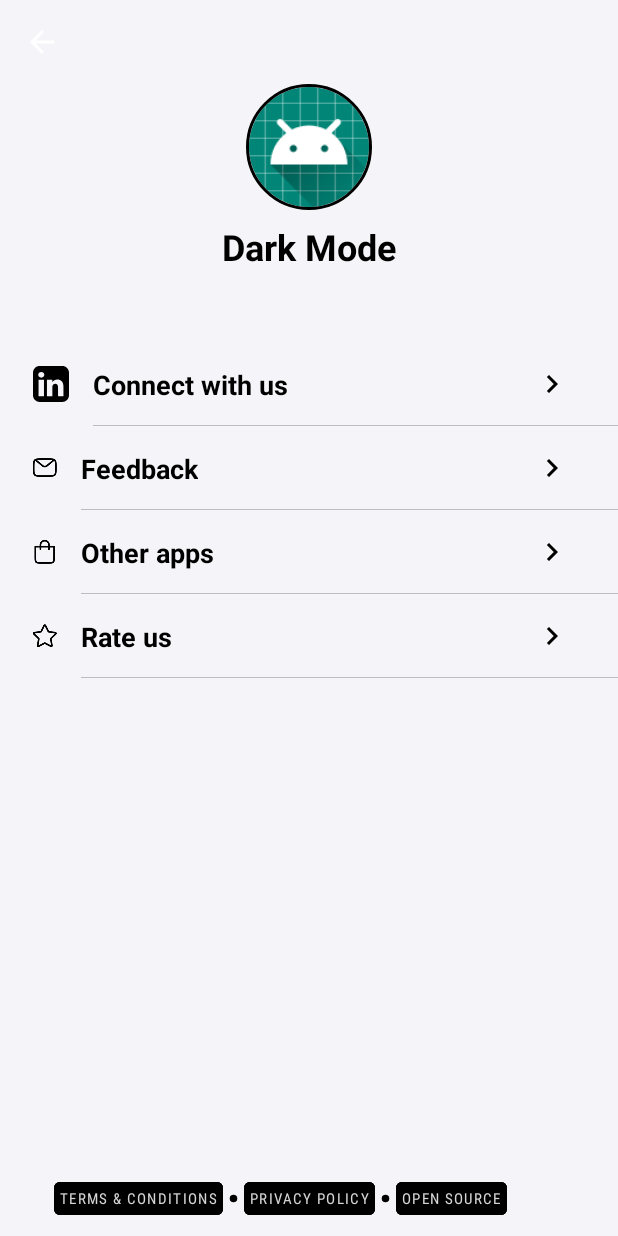
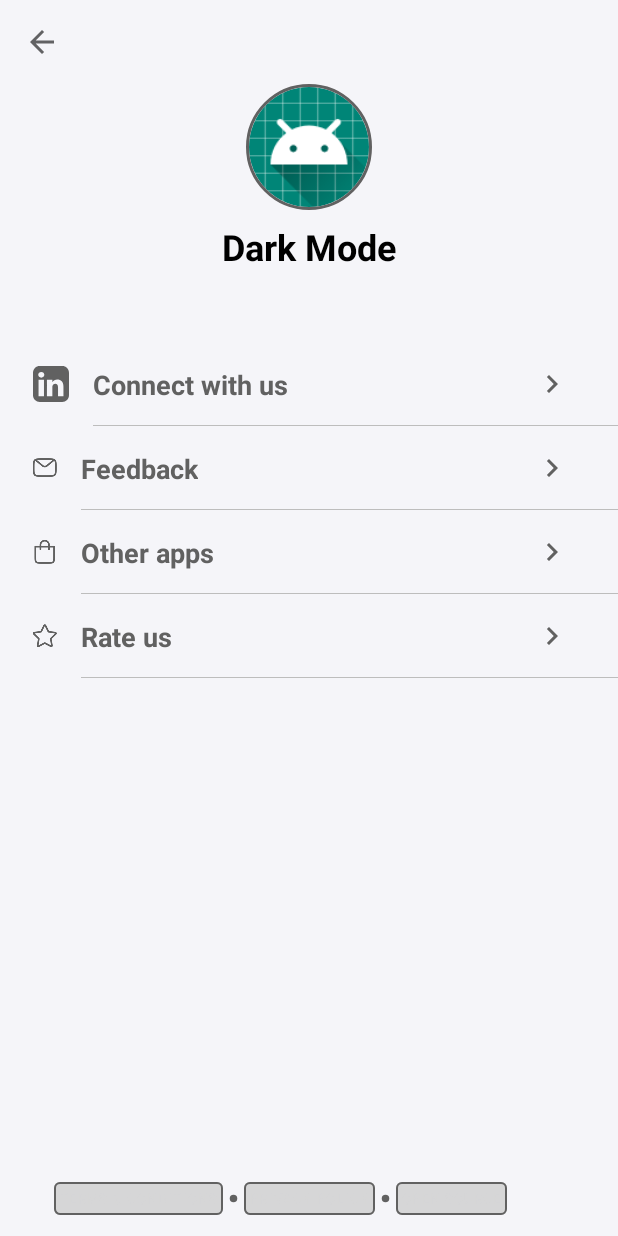
Before and after one commit to firefinchdev/dark-mode-app, an Android app: the AboutActivity screen opened directly, with no data from a screen before it, on a phone screen of 412 x 824 dp. Run offline under Robolectric (Android 15) with nearby library versions, the phone set to English and light mode, and no system bars; our stand-ins replace CircleImageView; libraries missing offline, so code that uses them is left out: com.google.android.gms.

Commit message:
Theme adaption to day mode

```diff
--- a/app/src/main/java/com/softinit/darkmode/InformationActivity.kt
+++ b/app/src/main/java/com/softinit/darkmode/InformationActivity.kt
@@ -18,6 +18,7 @@ class InformationActivity : AppCompatActivity() {
         super.onCreate(savedInstanceState)
         setContentView(R.layout.activity_information)
         setSupportActionBar(toolbar)
+        supportActionBar?.title = ""
         supportActionBar?.setDisplayHomeAsUpEnabled(true)
         supportActionBar?.setHomeButtonEnabled(true)
         when(intent?.getIntExtra("type", UI_MODE_NIGHT_UNDEFINED)){
--- a/app/src/main/java/com/softinit/darkmode/MainActivity.kt
+++ b/app/src/main/java/com/softinit/darkmode/MainActivity.kt
@@ -74,6 +74,7 @@ class MainActivity : AppCompatActivity() {
         ivIconMenu.setOnClickListener {
             drawer_layout.openDrawer(Gravity.LEFT)
         }
+        setInitialMode()
     }
 
     private fun setInitialMode(){
--- a/app/src/main/res/layout/activity_about.xml
+++ b/app/src/main/res/layout/activity_about.xml
@@ -13,10 +13,10 @@
         android:layout_height="?attr/actionBarSize"
         android:background="@color/appBg"
         android:minHeight="?actionBarSize"
-        android:theme="?actionBarTheme"
+        android:theme="@style/ThemeOverlay.AppCompat"
         app:layout_constraintTop_toTopOf="parent"
         app:popupTheme="?actionBarPopupTheme"
-        app:titleTextColor="@color/titleTextColor" />
+        app:itemTextColor="@color/itemTextColor" />
 
     <View
         android:id="@+id/viewBg"
@@ -47,7 +47,7 @@
         android:layout_height="wrap_content"
         android:layout_marginTop="@dimen/margin_tiny"
         android:paddingBottom="@dimen/margin_post_medium"
-        android:textColor="@color/titleTextColor"
+        android:textColor="@color/itemTextColor"
         app:layout_constraintEnd_toEndOf="parent"
         app:layout_constraintStart_toStartOf="parent"
         app:layout_constraintTop_toBottomOf="@id/tvAppName"
@@ -58,7 +58,7 @@
         android:layout_width="84dp"
         android:layout_height="84dp"
         android:src="@mipmap/ic_launcher"
-        app:civ_border_color="@color/titleTextColor"
+        app:civ_border_color="@color/itemTextColor"
         app:civ_border_width="2dp"
         app:layout_constraintEnd_toEndOf="parent"
         app:layout_constraintStart_toStartOf="parent"
@@ -78,7 +78,7 @@
             android:layout_height="wrap_content"
             android:layout_marginStart="@dimen/margin_pre_small"
             android:src="@drawable/ic_linkedin"
-            android:tint="@color/titleTextColor"
+            android:tint="@color/itemTextColor"
             app:layout_constraintBottom_toBottomOf="parent"
             app:layout_constraintStart_toStartOf="parent"
             app:layout_constraintTop_toTopOf="parent" />
@@ -88,7 +88,7 @@
             android:layout_width="wrap_content"
             android:layout_height="wrap_content"
             android:text="@string/connect_with_us"
-            android:textColor="@color/titleTextColor"
+            android:textColor="@color/itemTextColor"
             android:textSize="@dimen/text_size_xxnormal"
             android:textStyle="bold"
             app:layout_constraintBottom_toBottomOf="parent"
@@ -102,7 +102,7 @@
             android:layout_marginStart="@dimen/margin_medium"
             android:layout_marginEnd="@dimen/margin_medium"
             android:src="@drawable/ic_chevron_right_black_24dp"
-            android:tint="@color/titleTextColor"
+            android:tint="@color/itemTextColor"
             app:layout_constraintBottom_toBottomOf="parent"
             app:layout_constraintEnd_toEndOf="parent"
             app:layout_constraintTop_toTopOf="parent" />
@@ -130,7 +130,7 @@
             android:layout_height="wrap_content"
             android:layout_marginStart="@dimen/margin_pre_small"
             android:src="@drawable/contactus"
-            android:tint="@color/titleTextColor"
+            android:tint="@color/itemTextColor"
             app:layout_constraintBottom_toBottomOf="parent"
             app:layout_constraintStart_toStartOf="parent"
             app:layout_constraintTop_toTopOf="parent" />
@@ -140,7 +140,7 @@
             android:layout_width="wrap_content"
             android:layout_height="wrap_content"
             android:text="@string/feedback"
-            android:textColor="@color/titleTextColor"
+            android:textColor="@color/itemTextColor"
             android:textSize="@dimen/text_size_xxnormal"
             android:textStyle="bold"
             app:layout_constraintBottom_toBottomOf="parent"
@@ -154,7 +154,7 @@
             android:layout_marginStart="@dimen/margin_medium"
             android:layout_marginEnd="@dimen/margin_medium"
             android:src="@drawable/ic_chevron_right_black_24dp"
-            android:tint="@color/titleTextColor"
+            android:tint="@color/itemTextColor"
             app:layout_constraintBottom_toBottomOf="parent"
             app:layout_constraintEnd_toEndOf="parent"
             app:layout_constraintTop_toTopOf="parent" />
@@ -184,7 +184,7 @@
             android:layout_height="wrap_content"
             android:layout_marginStart="@dimen/margin_pre_small"
             android:src="@drawable/moreapps"
-            android:tint="@color/titleTextColor"
+            android:tint="@color/itemTextColor"
             app:layout_constraintBottom_toBottomOf="parent"
             app:layout_constraintStart_toStartOf="parent"
             app:layout_constraintTop_toTopOf="parent" />
@@ -194,7 +194,7 @@
             android:layout_width="wrap_content"
             android:layout_height="wrap_content"
             android:text="@string/other_apps"
-            android:textColor="@color/titleTextColor"
+            android:textColor="@color/itemTextColor"
             android:textSize="@dimen/text_size_xxnormal"
             android:textStyle="bold"
             app:layout_constraintBottom_toBottomOf="parent"
@@ -208,7 +208,7 @@
             android:layout_marginStart="@dimen/margin_medium"
             android:layout_marginEnd="@dimen/margin_medium"
             android:src="@drawable/ic_chevron_right_black_24dp"
-            android:tint="@color/titleTextColor"
+            android:tint="@color/itemTextColor"
             app:layout_constraintBottom_toBottomOf="parent"
             app:layout_constraintEnd_toEndOf="parent"
             app:layout_constraintTop_toTopOf="parent" />
@@ -238,7 +238,7 @@
             android:layout_marginStart="@dimen/margin_pre_small"
             android:padding="@dimen/margin_medium"
             android:src="@drawable/ratetheapp"
-            android:tint="@color/titleTextColor"
+            android:tint="@color/itemTextColor"
             app:layout_constraintBottom_toBottomOf="parent"
             app:layout_constraintStart_toStartOf="parent"
             app:layout_constraintTop_toTopOf="parent" />
@@ -248,7 +248,7 @@
             android:layout_width="wrap_content"
             android:layout_height="wrap_content"
             android:text="@string/rate_us"
-            android:textColor="@color/titleTextColor"
+            android:textColor="@color/itemTextColor"
             android:textSize="@dimen/text_size_xxnormal"
             android:textStyle="bold"
             app:layout_constraintBottom_toBottomOf="parent"
@@ -262,7 +262,7 @@
             android:layout_marginStart="@dimen/margin_medium"
             android:layout_marginEnd="@dimen/margin_medium"
             android:src="@drawable/ic_chevron_right_black_24dp"
-            android:tint="@color/titleTextColor"
+            android:tint="@color/itemTextColor"
             app:layout_constraintBottom_toBottomOf="parent"
             app:layout_constraintEnd_toEndOf="parent"
             app:layout_constraintTop_toTopOf="parent" />
@@ -280,14 +280,14 @@
 
     <com.google.android.material.button.MaterialButton
         android:id="@+id/btmTnC"
-        app:strokeColor="@color/titleTextColor"
+        app:strokeColor="@color/itemTextColor"
         style="@style/Widget.MaterialComponents.Button.OutlinedButton"
         android:layout_width="wrap_content"
         android:layout_height="wrap_content"
         android:layout_marginEnd="@dimen/margin_tiny"
         android:textAlignment="center"
         android:layout_marginBottom="@dimen/margin_small"
-        android:backgroundTint="@color/titleTextColor"
+        android:backgroundTint="@color/white"
         android:fontFamily="sans-serif-condensed"
         android:minWidth="@dimen/margin_tiny"
         android:minHeight="@dimen/margin_tiny"
@@ -305,20 +305,20 @@
         android:layout_marginStart="@dimen/margin_tiny"
         android:layout_marginEnd="@dimen/margin_tiny"
         android:src="@drawable/ic_circle_24dp"
-        android:tint="@color/titleTextColor"
+        android:tint="@color/itemTextColor"
         app:layout_constraintBottom_toBottomOf="@id/btmTnC"
         app:layout_constraintEnd_toStartOf="@id/btnPolicy"
         app:layout_constraintTop_toTopOf="@id/btmTnC" />
 
     <com.google.android.material.button.MaterialButton
         android:id="@+id/btnPolicy"
-        app:strokeColor="@color/titleTextColor"
+        app:strokeColor="@color/itemTextColor"
         style="@style/Widget.MaterialComponents.Button.OutlinedButton"
         android:layout_width="wrap_content"
         android:layout_height="wrap_content"
         android:layout_marginBottom="@dimen/margin_small"
         android:textAlignment="center"
-        android:backgroundTint="@color/titleTextColor"
+        android:backgroundTint="@color/white"
         android:fontFamily="sans-serif-condensed"
         android:padding="@dimen/margin_tiny"
         android:minWidth="@dimen/margin_tiny"
@@ -338,18 +338,18 @@
         android:layout_marginStart="@dimen/margin_tiny"
         android:layout_marginEnd="@dimen/margin_tiny"
         android:src="@drawable/ic_circle_24dp"
-        android:tint="@color/titleTextColor"
+        android:tint="@color/itemTextColor"
         app:layout_constraintBottom_toBottomOf="@id/btmTnC"
         app:layout_constraintStart_toEndOf="@id/btnPolicy"
         app:layout_constraintTop_toTopOf="@id/btmTnC" />
 
     <com.google.android.material.button.MaterialButton
         android:id="@+id/btnOpenSource"
-        app:strokeColor="@color/titleTextColor"
+        app:strokeColor="@color/itemTextColor"
         style="@style/Widget.MaterialComponents.Button.OutlinedButton"
         android:layout_width="wrap_content"
         android:layout_height="wrap_content"
-        android:backgroundTint="@color/titleTextColor"
+        android:backgroundTint="@color/white"
         android:textAlignment="center"
         android:fontFamily="sans-serif-condensed"
         android:layout_marginBottom="@dimen/margin_small"
--- a/app/src/main/res/layout/activity_information.xml
+++ b/app/src/main/res/layout/activity_information.xml
@@ -4,14 +4,15 @@
     xmlns:app="http://schemas.android.com/apk/res-auto"
     android:layout_width="match_parent"
     android:layout_height="match_parent"
-    android:background="@color/appBg"
+    android:background="@color/cardViewBg"
     android:orientation="vertical">
 
     <androidx.appcompat.widget.Toolbar
         android:id="@+id/toolbar"
+        app:title=""
         android:layout_width="match_parent"
         android:layout_height="?attr/actionBarSize"
-        android:background="@color/cardViewBg"
+        android:background="@color/appBg"
         app:popupTheme="@style/ThemeOverlay.AppCompat.Light">
 
         <com.google.android.material.textview.MaterialTextView
@@ -49,7 +50,7 @@
                 <com.google.android.material.card.MaterialCardView
                     android:layout_width="match_parent"
                     android:layout_height="wrap_content"
-                    app:cardBackgroundColor="@color/cardViewBg"
+                    app:cardBackgroundColor="@color/appBg"
                     app:cardCornerRadius="18dp"
                     app:cardElevation="0dp"
                     app:cardPreventCornerOverlap="false">
@@ -156,7 +157,7 @@
                     android:layout_height="wrap_content"
                     android:layout_marginTop="20dp"
                     android:layout_marginBottom="10dp"
-                    app:cardBackgroundColor="@color/cardViewBg"
+                    app:cardBackgroundColor="@color/appBg"
                     app:cardCornerRadius="18dp"
                     app:cardElevation="0dp"
                     app:cardPreventCornerOverlap="false">
@@ -219,7 +220,7 @@
                 <com.google.android.material.card.MaterialCardView
                     android:layout_width="match_parent"
                     android:layout_height="wrap_content"
-                    app:cardBackgroundColor="@color/cardViewBg"
+                    app:cardBackgroundColor="@color/appBg"
                     app:cardCornerRadius="18dp"
                     app:cardElevation="0dp"
                     app:cardPreventCornerOverlap="false">
@@ -283,7 +284,7 @@
                     android:layout_height="wrap_content"
                     android:layout_marginTop="20dp"
                     android:visibility="gone"
-                    app:cardBackgroundColor="@color/cardViewBg"
+                    app:cardBackgroundColor="@color/appBg"
                     app:cardCornerRadius="18dp"
                     app:cardElevation="0dp"
                     app:cardPreventCornerOverlap="false">
--- a/app/src/main/res/layout/list_item_help.xml
+++ b/app/src/main/res/layout/list_item_help.xml
@@ -10,7 +10,6 @@
     <TextView
         android:id="@+id/tvItem"
         android:textSize="14sp"
-        tools:text="@string/unlock_all_features_and_get_rid_of_ads"
         app:layout_constraintBottom_toBottomOf="parent"
         app:layout_constraintTop_toTopOf="parent"
         android:layout_width="match_parent"
--- a/app/src/main/res/values-night/colors.xml
+++ b/app/src/main/res/values-night/colors.xml
@@ -5,6 +5,7 @@
     <color name="colorPrimary">#27263a</color>
     <color name="colorPrimaryDark">#27263a</color>
 
+    <color name="itemTextColor">#ffffff</color>
     <color name="titleTextColor">#ffffff</color>
     <color name="appBg">#27263a</color>
     <color name="cardViewBg">#353147</color>
--- a/app/src/main/res/values/colors.xml
+++ b/app/src/main/res/values/colors.xml
@@ -1,7 +1,7 @@
 <?xml version="1.0" encoding="utf-8"?>
 <resources>
     <color name="colorPrimary">#ffffff</color>
-    <color name="colorPrimaryDark">#ffffff</color>
+    <color name="colorPrimaryDark">#E8EAF6</color>
     <color name="colorAccent">#3e3a53</color>
 
 
@@ -279,10 +279,11 @@
     <color name="grey_900">#212121</color>
 
 
+    <color name="itemTextColor">@color/grey_700</color>
     <color name="headingTextColor">#3e3a53</color>
     <color name="titleTextColor">#000000</color>
     <color name="appBg">#F5F5F9</color>
-    <color name="cardViewBg">#f3f3f8</color>
+    <color name="cardViewBg">#E8EAF6</color>
     <color name="headerViewBg">#ffffff</color>
     <color name="selectedTxtColor">#ffffff</color>
     <color name="unselectedTxtColor">#96969f</color>
--- a/app/src/main/res/values/styles.xml
+++ b/app/src/main/res/values/styles.xml
@@ -5,6 +5,7 @@
         <item name="colorPrimary">@color/colorPrimary</item>
         <item name="colorPrimaryDark">@color/colorPrimaryDark</item>
         <item name="colorAccent">@color/colorAccent</item>
+        <item name="android:windowLightStatusBar">true</item>
     </style>
     <style name="AppTheme.NoActionBar">
         <item name="dialogCornerRadius">20dp</item>
```
Also changed, not shown: app/src/main/res/drawable-xxhdpi-v4/arrow_back.png (added).
